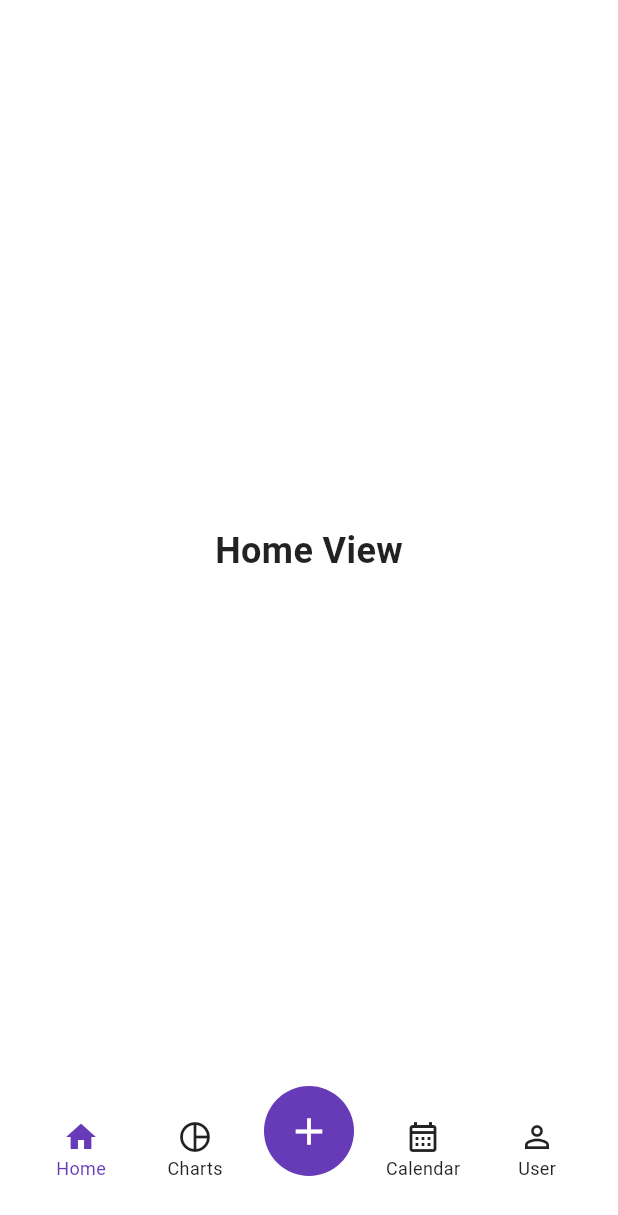
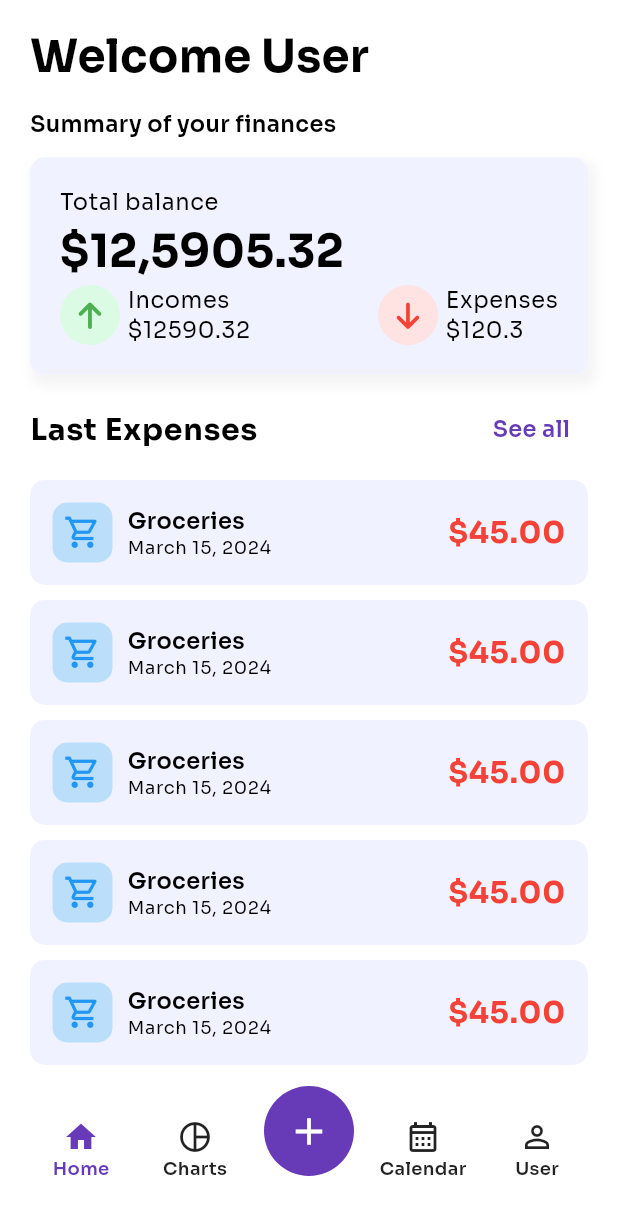
Before and after one commit to Slowriide/expense_tracker, a Flutter app: the screen it shows after launch, on a phone screen of 412 x 824 dp. Shown: the top 1215 px of the screen. Run offline on Flutter 3.47's test engine with Material 3 defaults, Android fonts, the phone set to English and light mode, and no system bars; our stand-ins replace font_awesome_flutter, go_router, google_fonts.

Commit message:
Implement app theme with Material 3, add Google Fonts, and enhance HomeView layout; introduce BalanceBox and ExpenseTile widgets for financial summary display.

```diff
--- a/lib/core/theme/app_theme.dart
+++ b/lib/core/theme/app_theme.dart
@@ -1,18 +1,46 @@
 import 'package:flutter/material.dart';
+import 'package:google_fonts/google_fonts.dart';
 
+/// This class defines the app's theme using Material 3 design principles.
 class AppTheme {
   ThemeData getTheme() => ThemeData(
     useMaterial3: true,
 
     colorScheme: ColorScheme.light(
-      primary: Colors.deepPurple,
-      secondary: Colors.amber,
+      primary: Color(0xFFf0f2ff),
+      secondary: Colors.deepPurple,
       surface: Colors.white,
       error: Colors.red,
       onPrimary: Colors.white,
       onSecondary: Colors.black,
       onSurface: Colors.black87,
       onError: Colors.white,
+    ),
+
+    //Text theme using Google Fonts
+    textTheme: TextTheme(
+      titleLarge: GoogleFonts.sora().copyWith(
+        fontSize: 40,
+        fontWeight: FontWeight.bold,
+        color: Colors.black,
+      ),
+      titleMedium: GoogleFonts.sora().copyWith(
+        fontSize: 30,
+        fontWeight: FontWeight.bold,
+        color: Colors.black,
+      ),
+      titleSmall: GoogleFonts.sora().copyWith(fontSize: 20),
+      bodyLarge: GoogleFonts.sora().copyWith(
+        color: Colors.black,
+        fontSize: 20,
+        fontWeight: FontWeight.bold,
+      ),
+      bodyMedium: GoogleFonts.sora().copyWith(
+        color: Colors.black,
+        fontSize: 15,
+        fontWeight: FontWeight.w600,
+      ),
+      bodySmall: GoogleFonts.sora().copyWith(color: Colors.black, fontSize: 15),
     ),
 
     bottomNavigationBarTheme: BottomNavigationBarThemeData(
--- a/lib/main.dart
+++ b/lib/main.dart
@@ -2,7 +2,8 @@ import 'package:control_gastos/core/router/app_router.dart';
 import 'package:control_gastos/core/theme/app_theme.dart';
 import 'package:flutter/material.dart';
 
-void main() {
+void main() async {
+  WidgetsFlutterBinding.ensureInitialized();
   runApp(const MyApp());
 }
 
--- a/lib/presentation/views/home_view.dart
+++ b/lib/presentation/views/home_view.dart
@@ -1,3 +1,4 @@
+import 'package:control_gastos/presentation/widgets/widgets.dart';
 import 'package:flutter/material.dart';
 
 class HomeView extends StatelessWidget {
@@ -5,11 +6,47 @@ class HomeView extends StatelessWidget {
 
   @override
   Widget build(BuildContext context) {
-    return const Scaffold(
-      body: Center(
-        child: Text(
-          'Home View',
-          style: TextStyle(fontSize: 24, fontWeight: FontWeight.bold),
+    final textStyle = Theme.of(context).textTheme;
+    var sizedBox10 = SizedBox(height: 12);
+    return SafeArea(
+      child: Scaffold(
+        body: Padding(
+          padding: EdgeInsets.symmetric(vertical: 15, horizontal: 20),
+          child: Column(
+            crossAxisAlignment: CrossAxisAlignment.start,
+            children: [
+              Text('Welcome User', style: textStyle.titleMedium),
+              sizedBox10,
+              Text('Summary of your finances', style: textStyle.bodyMedium),
+              sizedBox10,
+              BalanceBox(textStyle: textStyle),
+              sizedBox10,
+              Row(
+                children: [
+                  Text('Last Expenses', style: textStyle.bodyLarge),
+                  const Spacer(),
+                  TextButton(
+                    onPressed: () {},
+                    child: Text(
+                      'See all',
+                      style: textStyle.bodyMedium?.copyWith(
+                        color: Theme.of(context).colorScheme.secondary,
+                      ),
+                    ),
+                  ),
+                  sizedBox10,
+                ],
+              ),
+              Expanded(
+                child: ListView.builder(
+                  itemCount: 10,
+                  itemBuilder: (context, index) {
+                    return ExpenseTile();
+                  },
+                ),
+              ),
+            ],
+          ),
         ),
       ),
     );
--- /dev/null
+++ b/lib/presentation/widgets/balance_box.dart
@@ -0,0 +1,76 @@
+import 'package:flutter/material.dart';
+import 'package:font_awesome_flutter/font_awesome_flutter.dart';
+
+class BalanceBox extends StatelessWidget {
+  const BalanceBox({super.key, required this.textStyle});
+
+  final TextTheme textStyle;
+
+  @override
+  Widget build(BuildContext context) {
+    return Container(
+      padding: EdgeInsets.all(20),
+      width: double.infinity,
+      decoration: BoxDecoration(
+        color: Theme.of(context).colorScheme.primary,
+        borderRadius: BorderRadius.circular(10),
+        boxShadow: [
+          BoxShadow(
+            color: Colors.grey.shade100,
+            blurRadius: 5,
+            offset: Offset(3, 5),
+            spreadRadius: 3,
+          ),
+        ],
+      ),
+      child: Column(
+        crossAxisAlignment: CrossAxisAlignment.start,
+        children: [
+          Text('Total balance', style: textStyle.bodySmall),
+          Text('\$12,5905.32', style: textStyle.titleMedium),
+          Row(
+            mainAxisAlignment: MainAxisAlignment.spaceBetween,
+            children: [
+              _incomeAndExpense(isIncome: true, amount: 12590.32),
+              _incomeAndExpense(isIncome: false, amount: 120.3),
+            ],
+          ),
+        ],
+      ),
+    );
+  }
+
+  Row _incomeAndExpense({required bool isIncome, required double amount}) {
+    return Row(
+      children: [
+        CircleAvatar(
+          radius: 20,
+          backgroundColor:
+              isIncome ? const Color(0xffdbfbe4) : const Color(0xffffe2e2),
+
+          child:
+              isIncome
+                  ? FaIcon(
+                    FontAwesomeIcons.arrowUp,
+                    color: Colors.green,
+                    size: 20,
+                  )
+                  : FaIcon(
+                    FontAwesomeIcons.arrowDown,
+                    color: Colors.red,
+                    size: 20,
+                  ),
+        ),
+        SizedBox(width: 5),
+        Column(
+          crossAxisAlignment: CrossAxisAlignment.start,
+          children: [
+            Text(isIncome ? 'Incomes' : 'Expenses', style: textStyle.bodySmall),
+
+            Text('\$$amount', style: textStyle.bodySmall),
+          ],
+        ),
+      ],
+    );
+  }
+}
--- a/lib/presentation/widgets/custom_bottom_navbar.dart
+++ b/lib/presentation/widgets/custom_bottom_navbar.dart
@@ -93,7 +93,7 @@ class CustomBottomNavbar extends StatelessWidget {
                   height: 60,
                   width: 60,
                   decoration: BoxDecoration(
-                    color: theme.primary,
+                    color: theme.secondary,
                     shape: BoxShape.circle,
                   ),
                   child: Icon(Icons.add, color: Colors.white, size: 30),
@@ -126,12 +126,12 @@ class CustomBottomNavbar extends StatelessWidget {
           children: [
             Icon(
               isSelected ? activeIcon : icon,
-              color: isSelected ? theme.primary : theme.onSurface,
+              color: isSelected ? theme.secondary : theme.onSurface,
             ),
             Text(
               label,
               style: TextStyle(
-                color: isSelected ? theme.primary : theme.onSurface,
+                color: isSelected ? theme.secondary : theme.onSurface,
                 fontSize: 12,
               ),
             ),
--- /dev/null
+++ b/lib/presentation/widgets/expense_tile.dart
@@ -0,0 +1,60 @@
+import 'package:flutter/material.dart';
+
+class ExpenseTile extends StatelessWidget {
+  const ExpenseTile({super.key});
+
+  @override
+  Widget build(BuildContext context) {
+    final textStyle = Theme.of(context).textTheme;
+    return Container(
+      margin: const EdgeInsets.only(top: 10),
+      padding: const EdgeInsets.all(15),
+      decoration: BoxDecoration(
+        color: Theme.of(context).colorScheme.primary,
+        borderRadius: BorderRadius.circular(10),
+      ),
+      child: Row(
+        mainAxisAlignment: MainAxisAlignment.spaceBetween,
+        children: [
+          // Icon and text for the expense category
+          Row(
+            children: [
+              //icon
+              Container(
+                width: 40,
+                height: 40,
+                decoration: BoxDecoration(
+                  color: Colors.blue.shade100,
+                  borderRadius: BorderRadius.circular(10),
+                ),
+                child: const Icon(
+                  Icons.shopping_cart_outlined,
+                  color: Colors.blue,
+                  size: 25,
+                ),
+              ),
+              SizedBox(width: 10),
+
+              //Text
+              Column(
+                crossAxisAlignment: CrossAxisAlignment.start,
+                children: [
+                  Text('Groceries', style: textStyle.bodyMedium),
+                  Text(
+                    'March 15, 2024',
+                    style: textStyle.bodySmall?.copyWith(fontSize: 12),
+                  ),
+                ],
+              ),
+            ],
+          ),
+          // Amount spent
+          Text(
+            '\$45.00',
+            style: textStyle.bodyLarge?.copyWith(color: Colors.red),
+          ),
+        ],
+      ),
+    );
+  }
+}
--- a/lib/presentation/widgets/widgets.dart
+++ b/lib/presentation/widgets/widgets.dart
@@ -1 +1,3 @@
+export './balance_box.dart';
 export './custom_bottom_navbar.dart';
+export './expense_tile.dart';
```
Also changed, not shown: pubspec.yaml (+3 -6 lines), pubspec.lock, 1 other file.
